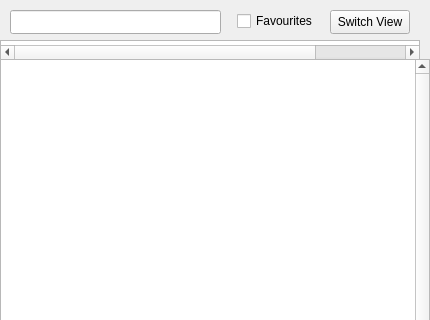
duchaso/contact_list_viewer, file mainwindow.ui: the form before one commit; both pictures show x 0 to 430 and y 0 to 320 of the 430 by 600 pixel window.
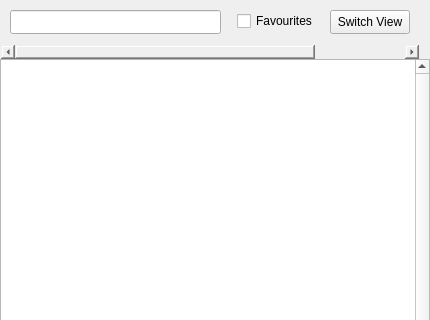
The form after the commit.

What changed in the file:
```diff
--- a/mainwindow.ui
+++ b/mainwindow.ui
@@ -166,6 +166,9 @@
     <property name="autoFillBackground">
      <bool>false</bool>
     </property>
+    <property name="styleSheet">
+     <string notr="true">background-color: rgba(255, 255, 255, 0);</string>
+    </property>
     <property name="showGrid">
      <bool>false</bool>
     </property>
```
